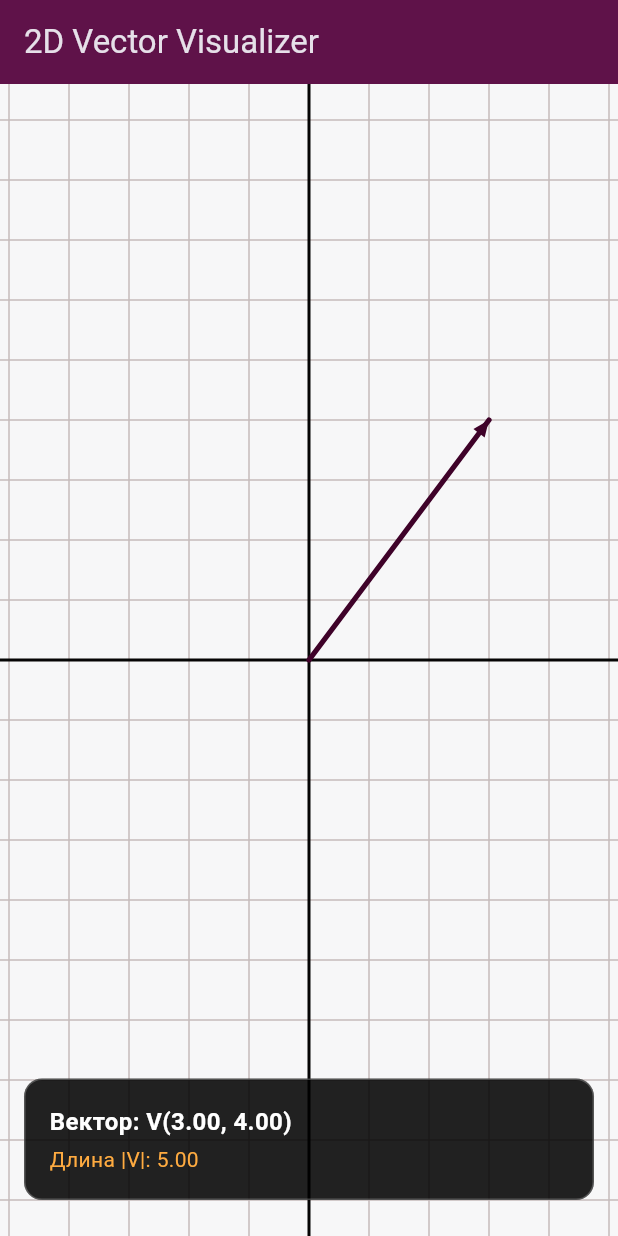
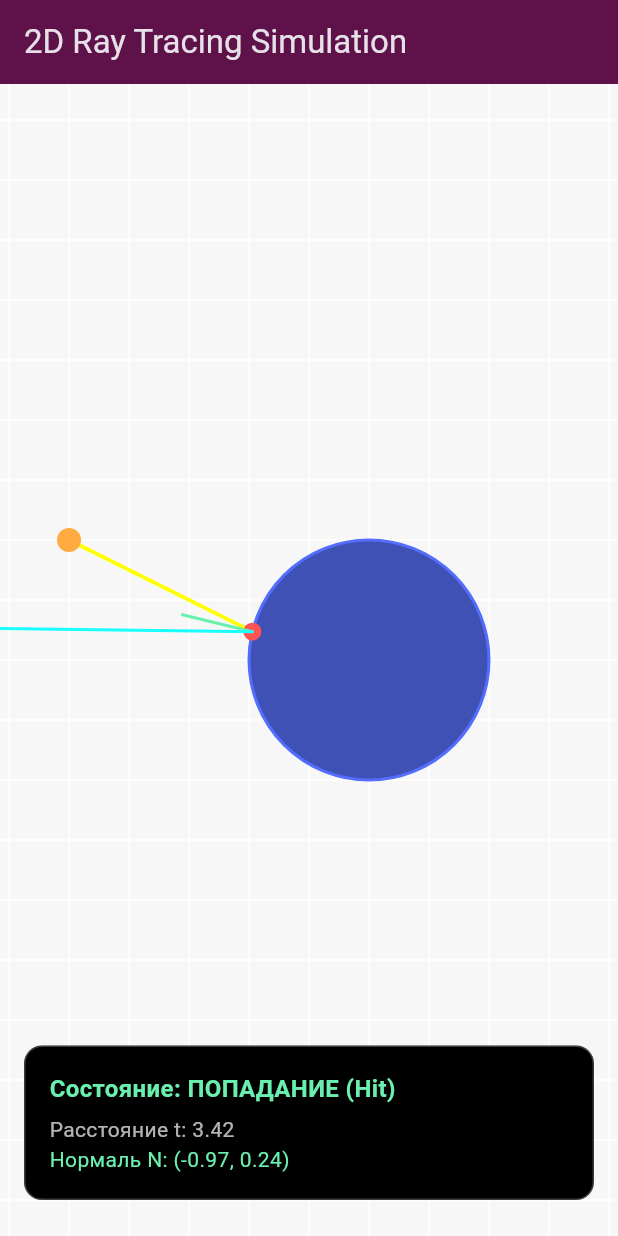
Before and after one commit to RCh-stack/mobile-virtual-lab, a Flutter app: the screen it shows after launch, on a phone screen of 412 x 824 dp. Run offline on Flutter 3.47's test engine with Material 3 defaults, Android fonts, the phone set to English and light mode, and no system bars.

Commit message:
Ray class and a test screen have been implemented to verify ray-sphere intersection

```diff
--- /dev/null
+++ b/lib/core/math/ray.dart
@@ -0,0 +1,46 @@
+import 'dart:math' as math;
+import 'vector3.dart';
+
+class Ray {
+  final Vector3 origin;
+  final Vector3 direction;
+
+  Ray({required this.origin, required Vector3 direction})
+    : direction = direction.normalized;
+
+  Vector3 pointAt(double t) => origin + direction * t;
+}
+
+class HitRecord {
+  final double t;
+  final Vector3 point;
+  final Vector3 normal;
+
+  HitRecord({
+    required this.t,
+    required this.point,
+    required this.normal
+  });
+}
+
+HitRecord? intersectRaySphere(Ray ray, Vector3 sphereCenter, double radius) {
+  final oc = ray.origin - sphereCenter;
+  final a = ray.direction.dot(ray.direction);
+  final b = 2.0 * oc.dot(ray.direction);
+  final c = oc.dot(oc) - radius * radius;
+
+  final discriminant = b * b - 4.0 * a * c;
+
+  if(discriminant < 0) return null;
+
+  final t = (-b - math.sqrt(discriminant)) / (2.0 * a);
+
+  if(t > 0.001) {
+    final hitPoint = ray.pointAt(t);
+    final normal = (hitPoint - sphereCenter).normalized;
+
+    return HitRecord(t: t, point: hitPoint, normal: normal);
+  }
+
+  return null;
+}
--- /dev/null
+++ b/lib/features/interactive_lab/presentation/renderers/ray_tracing_painter.dart
@@ -0,0 +1,116 @@
+import 'package:flutter/material.dart';
+import 'package:mobile_virtual_lab/core/math/vector3.dart';
+import 'package:mobile_virtual_lab/core/math/ray.dart';
+
+class RayTracingPainter extends CustomPainter {
+  final Vector3 rayOrigin;
+  final Vector3 rayDirection;
+  final Vector3 sphereCenter;
+  final double sphereRadius;
+  final double scale;
+
+  RayTracingPainter({
+    required this.rayOrigin,
+    required this.rayDirection,
+    required this.sphereCenter,
+    required this.sphereRadius,
+    this.scale = 40.0,
+  });
+
+  Offset _mathToScreen(double x, double y, Size size) {
+    return Offset(
+      size.width / 2 + x * scale,
+      size.height / 2 - y * scale,
+    );
+  }
+
+  static Vector3 screenToMath(Offset screenPos, Size size, double scale) {
+    return Vector3(
+      (screenPos.dx - size.width / 2) / scale,
+      (size.height / 2 - screenPos.dy) / scale,
+      0.0,
+    );
+  }
+
+  @override
+  void paint(Canvas canvas, Size size) {
+    _drawGrid(canvas, size);
+
+    final ray = Ray(origin: rayOrigin, direction: rayDirection);
+    final hit = intersectRaySphere(ray, sphereCenter, sphereRadius);
+
+    _drawSphere(canvas, size);
+
+    if (hit != null) {
+      _drawLine(canvas, size, ray.origin, hit.point, Colors.yellowAccent, 2.5);
+
+      final hitScreen = _mathToScreen(hit.point.x, hit.point.y, size);
+      canvas.drawCircle(hitScreen, 6.0, Paint()..color = Colors.redAccent);
+
+      final normalEnd = hit.point + hit.normal * 1.2;
+      _drawLine(canvas, size, hit.point, normalEnd, Colors.greenAccent, 2.0);
+
+      final reflectedDir = ray.direction.reflect(hit.normal);
+      final reflectedRay = Ray(origin: hit.point, direction: reflectedDir);
+      final reflectEnd = reflectedRay.pointAt(5.0);
+      _drawLine(canvas, size, hit.point, reflectEnd, Colors.cyanAccent, 2.0);
+    //} else {
+    //  final missEnd = ray.pointAt(15.0);
+    //  _drawLine(canvas, size, ray.origin, missEnd, Colors.yellowAccent.withOpacity(0.5), 2.0);
+    }
+
+    final originScreen = _mathToScreen(rayOrigin.x, rayOrigin.y, size);
+    canvas.drawCircle(originScreen, 8.0, Paint()..color = Colors.orangeAccent);
+  }
+
+  void _drawGrid(Canvas canvas, Size size) {
+    final gridPaint = Paint()
+      ..color = Colors.white
+      ..strokeWidth = 1.0;
+
+    final centerX = size.width / 2;
+    final centerY = size.height / 2;
+
+    for (double x = centerX % scale; x < size.width; x += scale) {
+      canvas.drawLine(Offset(x, 0), Offset(x, size.height), gridPaint);
+    }
+    for (double y = centerY % scale; y < size.height; y += scale) {
+      canvas.drawLine(Offset(0, y), Offset(size.width, y), gridPaint);
+    }
+  }
+
+  void _drawSphere(Canvas canvas, Size size) {
+    final center = _mathToScreen(sphereCenter.x, sphereCenter.y, size);
+    final radiusPx = sphereRadius * scale;
+
+    final spherePaint = Paint()
+      ..color = Colors.indigo
+      ..style = PaintingStyle.fill;
+
+    final strokePaint = Paint()
+      ..color = Colors.indigoAccent
+      ..style = PaintingStyle.stroke
+      ..strokeWidth = 2.0;
+
+    canvas.drawCircle(center, radiusPx, spherePaint);
+    canvas.drawCircle(center, radiusPx, strokePaint);
+  }
+
+  void _drawLine(Canvas canvas, Size size, Vector3 start, Vector3 end, Color color, double width) {
+    final p1 = _mathToScreen(start.x, start.y, size);
+    final p2 = _mathToScreen(end.x, end.y, size);
+    final paint = Paint()
+      ..color = color
+      ..strokeWidth = width
+      ..strokeCap = StrokeCap.round;
+
+    canvas.drawLine(p1, p2, paint);
+  }
+
+  @override
+  bool shouldRepaint(covariant RayTracingPainter oldDelegate) {
+    return oldDelegate.rayOrigin != rayOrigin ||
+        oldDelegate.rayDirection != rayDirection ||
+        oldDelegate.sphereCenter != sphereCenter;
+  }
+}
--- /dev/null
+++ b/lib/features/interactive_lab/presentation/screens/interactive_ray_tracing_screen.dart
@@ -0,0 +1,132 @@
+import 'package:flutter/material.dart';
+import 'package:mobile_virtual_lab/core/math/vector3.dart';
+import 'package:mobile_virtual_lab/core/math/ray.dart';
+import 'package:mobile_virtual_lab/features/interactive_lab/presentation/renderers/ray_tracing_painter.dart';
+
+class InteractiveRayTracingScreen extends StatefulWidget {
+  const InteractiveRayTracingScreen({super.key});
+
+  @override
+  State<InteractiveRayTracingScreen> createState() => _InteractiveRayTracingScreenState();
+}
+
+class _InteractiveRayTracingScreenState extends State<InteractiveRayTracingScreen> {
+  Vector3 _rayOrigin = const Vector3(-4.0, 2.0, 0.0);
+  Vector3 _targetPoint = const Vector3(0.0, 0.0, 0.0);
+  Vector3 _sphereCenter = const Vector3(1.0, 0.0, 0.0);
+  final double _sphereRadius = 2.0;
+  final double _scale = 40.0;
+
+  String? _dragTarget;
+
+  void _onPanStart(Offset position, Size size) {
+    final touch = RayTracingPainter.screenToMath(position, size, _scale);
+
+    final distOrigin = (touch - _rayOrigin).length;
+    final distTarget = (touch - _targetPoint).length;
+    final distSphere = (touch - _sphereCenter).length;
+
+    if (distOrigin < 1.2) {
+      _dragTarget = 'origin';
+    } else if (distTarget < 1.2) {
+      _dragTarget = 'target';
+    } else if (distSphere < _sphereRadius) {
+      _dragTarget = 'sphere';
+    } else {
+      _dragTarget = null;
+    }
+  }
+
+  void _onPanUpdate(Offset position, Size size) {
+    if (_dragTarget == null) return;
+
+    final touch = RayTracingPainter.screenToMath(position, size, _scale);
+
+    setState(() {
+      if (_dragTarget == 'origin') {
+        _rayOrigin = touch;
+      } else if (_dragTarget == 'target') {
+        _targetPoint = touch;
+      } else if (_dragTarget == 'sphere') {
+        _sphereCenter = touch;
+      }
+    });
+  }
+
+  @override
+  Widget build(BuildContext context) {
+    final rayDir = (_targetPoint - _rayOrigin).normalized;
+    final ray = Ray(origin: _rayOrigin, direction: rayDir);
+    final hit = intersectRaySphere(ray, _sphereCenter, _sphereRadius);
+
+    return Scaffold(
+      backgroundColor: const Color.fromARGB(255, 247, 247, 248),
+      appBar: AppBar(
+        title: const Text('2D Ray Tracing Simulation'),
+        backgroundColor: const Color.fromARGB(255, 95, 18, 73),
+      ),
+      body: LayoutBuilder(
+        builder: (context, constraints) {
+          final canvasSize = Size(constraints.maxWidth, constraints.maxHeight);
+
+          return Stack(
+            children: [
+              GestureDetector(
+                onPanStart: (details) => _onPanStart(details.localPosition, canvasSize),
+                onPanUpdate: (details) => _onPanUpdate(details.localPosition, canvasSize),
+                child: CustomPaint(
+                  size: canvasSize,
+                  painter: RayTracingPainter(
+                    rayOrigin: _rayOrigin,
+                    rayDirection: rayDir,
+                    sphereCenter: _sphereCenter,
+                    sphereRadius: _sphereRadius,
+                    scale: _scale,
+                  ),
+                ),
+              ),
+
+              Positioned(
+                bottom: 24,
+                left: 16,
+                right: 16,
+                child: Container(
+                  padding: const EdgeInsets.all(16),
+                  decoration: BoxDecoration(
+                    color: Colors.black,
+                    borderRadius: BorderRadius.circular(12),
+                    border: Border.all(color: Colors.white24),
+                  ),
+                  child: Column(
+                    crossAxisAlignment: CrossAxisAlignment.start,
+                    mainAxisSize: MainAxisSize.min,
+                    children: [
+                      Text(
+                        hit != null ? 'Состояние: ПОПАДАНИЕ (Hit)' : 'Состояние: ПРОМАХ (Miss)',
+                        style: TextStyle(
+                          color: hit != null ? Colors.greenAccent : Colors.redAccent,
+                          fontWeight: FontWeight.bold,
+                          fontSize: 16,
+                        ),
+                      ),
+                      const SizedBox(height: 6),
+                      if (hit != null) ...[
+                        Text('Расстояние t: ${hit.t.toStringAsFixed(2)}',
+                            style: const TextStyle(color: Colors.white70)),
+                        Text('Нормаль N: (${hit.normal.x.toStringAsFixed(2)}, ${hit.normal.y.toStringAsFixed(2)})',
+                            style: const TextStyle(color: Colors.greenAccent)),
+                      ] else ...[
+                        const Text('Перетаскивайте желтый источник или сферу',
+                            style: TextStyle(color: Colors.white54, fontSize: 13)),
+                      ],
+                    ],
+                  ),
+                ),
+              ),
+            ],
+          );
+        },
+      ),
+    );
+  }
+}
--- a/lib/main.dart
+++ b/lib/main.dart
@@ -1,5 +1,5 @@
 import 'package:flutter/material.dart';
-import 'features/interactive_lab/presentation/screens/interactive_vector_screen.dart';
+import 'features/interactive_lab/presentation/screens/interactive_ray_tracing_screen.dart';
 
 void main() {
   runApp(const MobileLabApp());
@@ -14,7 +14,7 @@ class MobileLabApp extends StatelessWidget {
       title: 'Virtual Mobile Lab',
       debugShowCheckedModeBanner: false,
       theme: ThemeData.dark(),
-      home: const InteractiveVectorScreen(),
+      home: const InteractiveRayTracingScreen(),
     );
   }
 }
```
Also changed, not shown: lib/core/math/vector3.dart (+10 -0 lines).
